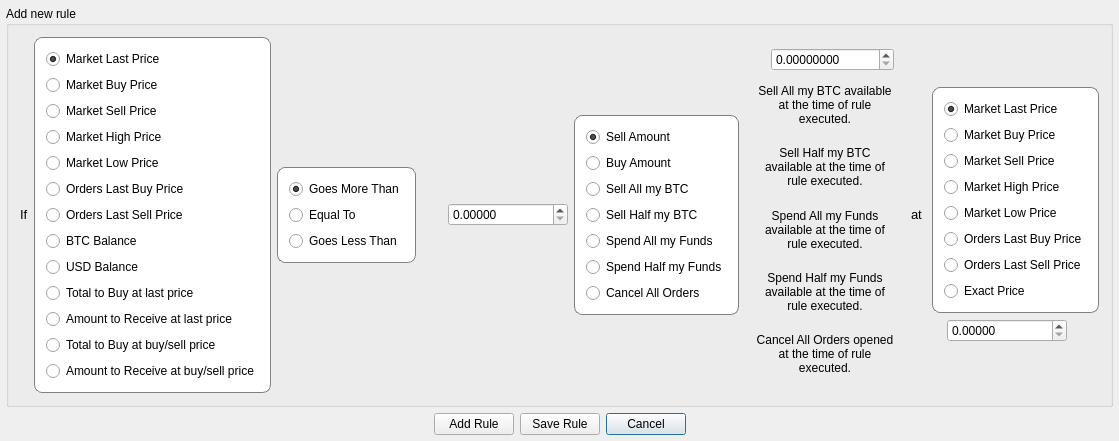
JulyIghor/QtBitcoinTrader, file src/addrulewindow.ui: the form before one commit.
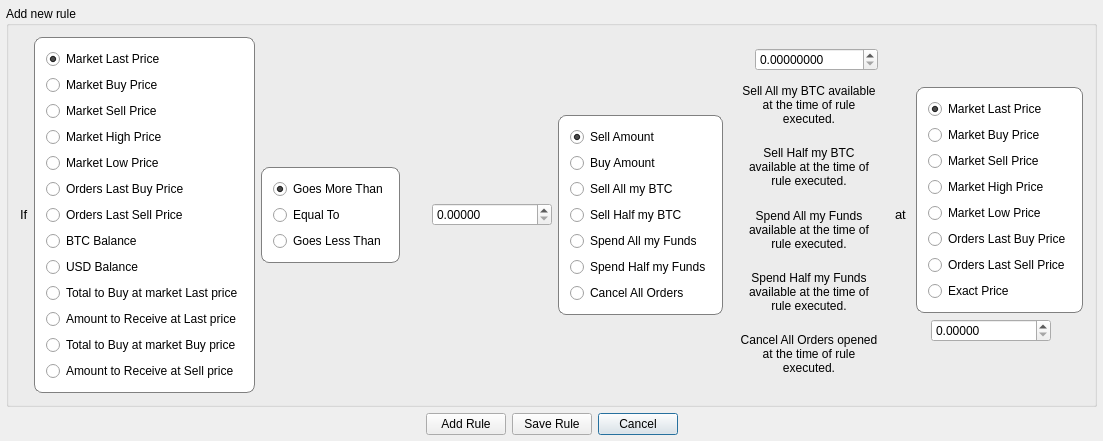
The form after the commit.

What changed in the file:
```diff
--- a/src/addrulewindow.ui
+++ b/src/addrulewindow.ui
@@ -195,7 +195,7 @@
             <string/>
            </property>
            <property name="text">
-            <string>Total to Buy at last price</string>
+            <string>Total to Buy at market Last price</string>
            </property>
           </widget>
          </item>
@@ -205,7 +205,7 @@
             <string/>
            </property>
            <property name="text">
-            <string>Amount to Receive at last price</string>
+            <string>Amount to Receive at Last price</string>
            </property>
           </widget>
          </item>
@@ -215,7 +215,7 @@
             <string/>
            </property>
            <property name="text">
-            <string>Total to Buy at buy/sell price</string>
+            <string>Total to Buy at market Buy price</string>
            </property>
           </widget>
          </item>
@@ -225,7 +225,7 @@
             <string/>
            </property>
            <property name="text">
-            <string>Amount to Receive at buy/sell price</string>
+            <string>Amount to Receive at Sell price</string>
            </property>
           </widget>
          </item>
```
Left out of the diff: 8 changed lines with no effect on the pictures.
